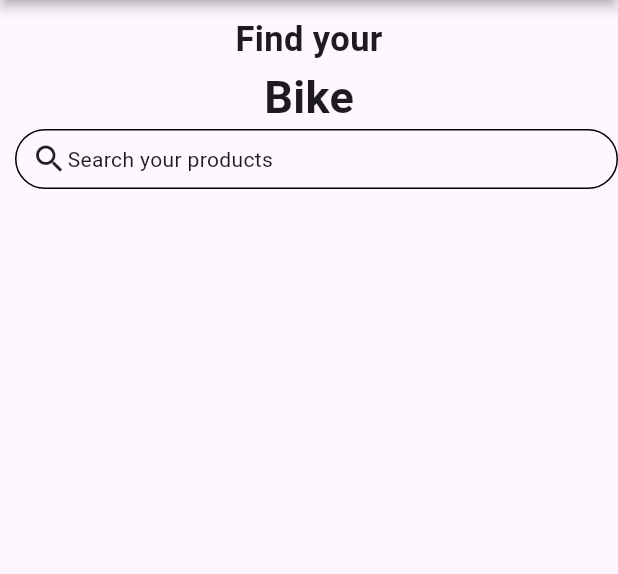
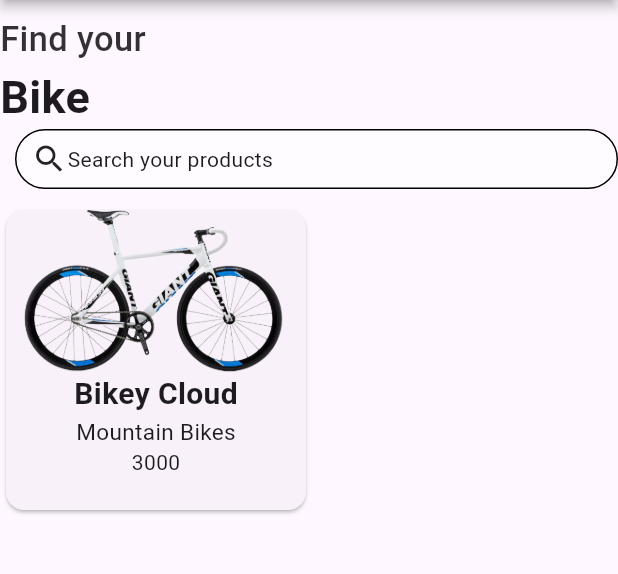
Before and after one commit to Tosin8/tutorialspoint_demo, a Flutter app: the screen it shows after launch, on a phone screen of 412 x 824 dp, the part 84-658 px from its top. Run offline on Flutter 3.47's test engine with Material 2 defaults, Android fonts, the phone set to English and light mode, and no system bars.

Commit message:
Update home_page.dart

```diff
--- a/lib/screen/home_page.dart
+++ b/lib/screen/home_page.dart
@@ -35,11 +35,16 @@ class HomePage extends StatelessWidget {
           ],
         ),
         body: Column(
+          // mainAxisAlignment: MainAxisAlignment.center,
+          crossAxisAlignment: CrossAxisAlignment.start,
           children: [
             const SizedBox(height: 10),
             Text(
               'Find your',
-              style: TextStyle(fontSize: 23, fontWeight: FontWeight.bold),
+              style: TextStyle(
+                  fontSize: 23,
+                  fontWeight: FontWeight.w500,
+                  color: Colors.black.withOpacity(0.8)),
             ),
             Text(
               'Bike',
@@ -52,7 +57,8 @@ class HomePage extends StatelessWidget {
                 //width: 40,
                 decoration: BoxDecoration(
                     borderRadius: BorderRadius.circular(30),
-                    border: Border.all(width: 1, color: Colors.black)),
+                    border: Border.all(width: 1, color: Colors.black),
+                    color: Colors.white60),
                 child: const Row(
                   children: [
                     SizedBox(width: 10),
@@ -62,6 +68,23 @@ class HomePage extends StatelessWidget {
                 ),
               ),
             ),
+            SizedBox(height: 10),
+            Card(
+                child: SizedBox(
+              width: 200,
+              height: 200,
+              child: Column(
+                children: [
+                  Image.asset('assets/images/5.png'),
+                  Text(
+                    'Bikey Cloud',
+                    style: TextStyle(fontSize: 20, fontWeight: FontWeight.bold),
+                  ),
+                  Text('Mountain Bikes', style: TextStyle(fontSize: 15)),
+                  Text('3000')
+                ],
+              ),
+            )),
           ],
         ),
         drawer: const Bikey_Drawer());
```
